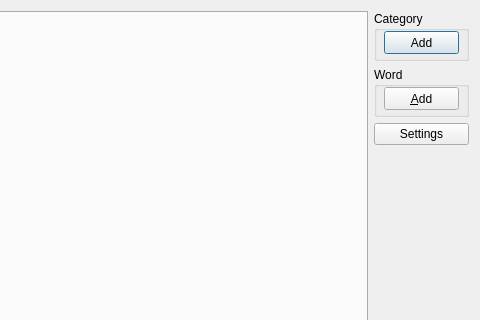
First picture: the form in source/vocabularymanagerdialog.ui, repository martin-kudlicka/vocabulary-master, before the edit; both pictures show x 160 to 640 and y 0 to 320 of the 640 by 480 pixel window.
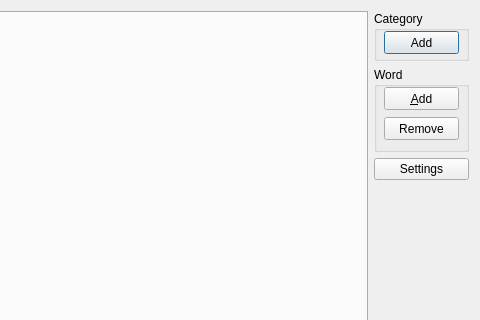
Second picture: the form after the edit.

Commit message: + remove word

Diff of the .ui file:
```diff
--- a/source/vocabularymanagerdialog.ui
+++ b/source/vocabularymanagerdialog.ui
@@ -54,7 +54,7 @@
        <property name="minimumSize">
         <size>
          <width>0</width>
-         <height>50</height>
+         <height>85</height>
         </size>
        </property>
        <property name="title">
@@ -73,6 +73,19 @@
          <string>&amp;Add</string>
         </property>
        </widget>
+       <widget class="QPushButton" name="qpbWordRemove">
+        <property name="geometry">
+         <rect>
+          <x>10</x>
+          <y>50</y>
+          <width>75</width>
+          <height>23</height>
+         </rect>
+        </property>
+        <property name="text">
+         <string>Remove</string>
+        </property>
+       </widget>
       </widget>
      </item>
      <item>
```
The commit also changes 6 other files.
